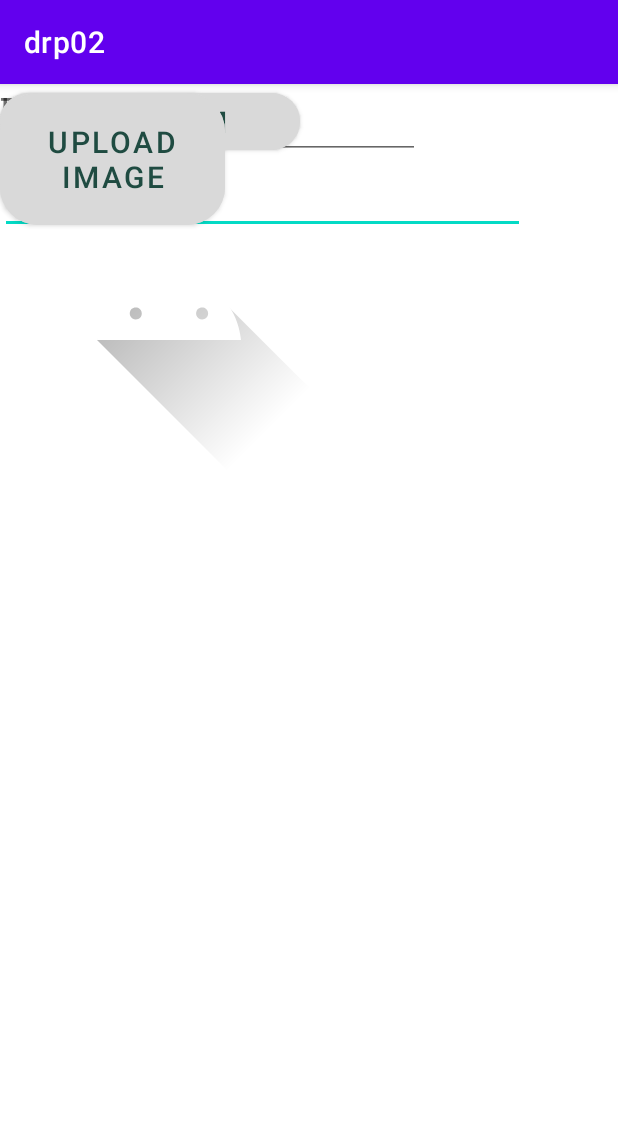
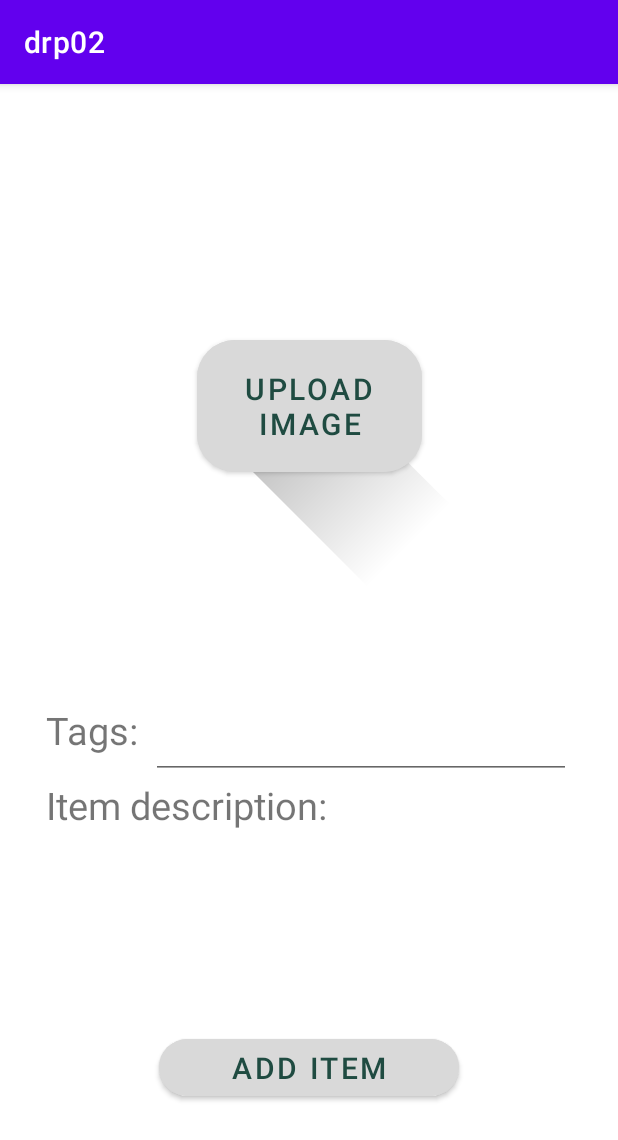
Before and after one commit to Alex-Popa-Florea/drp_frontend, an Android app: the fragment AddItem shown on its own in the app's theme, on a phone screen of 412 x 824 dp. Shown: the top 1140 px of the screen. Run offline under Robolectric (Android 15) with nearby library versions, the phone set to English and light mode, and no system bars.

Commit message:
feat: camera photo upload implemented in add wardrobe item page

```diff
--- a/app/build.gradle
+++ b/app/build.gradle
@@ -43,7 +43,7 @@ dependencies {
     //noinspection GradleCompatible,GradleCompatible
     implementation "androidx.recyclerview:recyclerview:1.2.1"
     implementation 'com.squareup.picasso:picasso:2.71828'
-
+    implementation 'com.google.code.gson:gson:2.9.0'
 
     testImplementation 'junit:junit:4.13.2'
     androidTestImplementation 'androidx.test.ext:junit:1.1.3'
--- a/app/src/main/AndroidManifest.xml
+++ b/app/src/main/AndroidManifest.xml
@@ -2,6 +2,12 @@
 <manifest xmlns:android="http://schemas.android.com/apk/res/android"
     package="ic.ac.drp02">
     <uses-permission android:name="android.permission.INTERNET" />
+    <uses-feature android:name="android.hardware.camera"
+        android:required="true" />
+    <uses-permission android:name="android.permission.READ_EXTERNAL_STORAGE" />
+    <uses-permission android:name="android.permission.WRITE_EXTERNAL_STORAGE" />
+
+
     <application
         android:allowBackup="true"
         android:icon="@mipmap/ic_launcher"
--- a/app/src/main/java/ic/ac/drp02/FirstFragment.java
+++ b/app/src/main/java/ic/ac/drp02/FirstFragment.java
@@ -64,7 +64,6 @@ public class FirstFragment extends Fragment {
         WardrobeItem item1 = new WardrobeItem("https://lp.stories.com/app005prod?set=source[/39/bf/39bf9cb4d4f277a63570377db257604d8ecb0950.jpg],origin[dam],type[DESCRIPTIVESTILLLIFE],device[hdpi],quality[80],ImageVersion[1]&call=url[file:/product/main]", "Blue jumper", Arrays.asList("woolen", "blue"));
         WardrobeItem item2 = new WardrobeItem("https://lp2.hm.com/hmgoepprod?set=quality%5B79%5D%2Csource%5B%2Fba%2F9d%2Fba9d9c48e4847ae9e18b3ed23d10878f6c758e38.jpg%5D%2Corigin%5Bdam%5D%2Ccategory%5B%5D%2Ctype%5BDESCRIPTIVESTILLLIFE%5D%2Cres%5Bm%5D%2Chmver%5B2%5D&call=url[file:/product/main]", "Blue jeans", Arrays.asList("jeans", "lightwash"));
         WardrobeItem item3 = new WardrobeItem("https://lp2.hm.com/hmgoepprod?set=quality%5B79%5D%2Csource%5B%2Fba%2F9d%2Fba9d9c48e4847ae9e18b3ed23d10878f6c758e38.jpg%5D%2Corigin%5Bdam%5D%2Ccategory%5B%5D%2Ctype%5BDESCRIPTIVESTILLLIFE%5D%2Cres%5Bm%5D%2Chmver%5B2%5D&call=url[file:/product/main]", "Blue jeans", Arrays.asList("jeans", "lightwash"));
-
         ArrayList<WardrobeItem> wardrobeItems = new ArrayList<>(Arrays.asList(item1, item2, item3));
         GridRecyclerAdapter customAdapter = new GridRecyclerAdapter(getActivity().getApplicationContext(), wardrobeItems, this);
         recyclerView.setAdapter(customAdapter); // set the Adapter to RecyclerView
@@ -80,7 +79,7 @@ public class FirstFragment extends Fragment {
             @Override
             public void onClick(View view) {
                 NavHostFragment.findNavController(FirstFragment.this)
-                        .navigate(R.id.action_FirstFragment_to_SecondFragment);
+                        .navigate(R.id.action_FirstFragment_to_addItem);
             }
         });
 
--- a/app/src/main/res/layout/add_item.xml
+++ b/app/src/main/res/layout/add_item.xml
@@ -6,65 +6,88 @@
     android:layout_height="match_parent">
 
     <EditText
-        android:id="@+id/editTextTextPersonName"
+        android:id="@+id/itemToAddDescription"
         android:layout_width="350dp"
         android:layout_height="100dp"
+        android:layout_marginEnd="31dp"
+        android:layout_marginBottom="17dp"
         android:ems="10"
         android:inputType="textPersonName"
         android:textAlignment="textStart"
         android:textSize="10sp"
-        tools:layout_editor_absoluteX="30dp"
-        tools:layout_editor_absoluteY="477dp" />
+        app:layout_constraintBottom_toTopOf="@+id/additem"
+        app:layout_constraintEnd_toEndOf="parent"
+        app:layout_constraintTop_toBottomOf="@+id/textView8" />
 
     <EditText
-        android:id="@+id/editTextTextPersonName2"
+        android:id="@+id/tagsToAdd"
         android:layout_width="280dp"
         android:layout_height="50dp"
+        android:layout_marginTop="36dp"
+        android:layout_marginEnd="31dp"
         android:ems="10"
         android:inputType="textPersonName"
         android:textAlignment="textStart"
         android:textSize="10sp"
-        tools:layout_editor_absoluteX="100dp"
-        tools:layout_editor_absoluteY="377dp" />
+        app:layout_constraintEnd_toEndOf="parent"
+        app:layout_constraintTop_toBottomOf="@+id/imageView2" />
 
     <TextView
         android:id="@+id/textView8"
         android:layout_width="350dp"
         android:layout_height="50dp"
+        android:layout_marginStart="30dp"
+        android:layout_marginEnd="31dp"
         android:text="Item description:"
         android:textSize="25dp"
-        tools:layout_editor_absoluteX="30dp"
-        tools:layout_editor_absoluteY="427dp" />
+        app:layout_constraintBottom_toTopOf="@+id/itemToAddDescription"
+        app:layout_constraintEnd_toEndOf="parent"
+        app:layout_constraintStart_toStartOf="parent"
+        app:layout_constraintTop_toBottomOf="@+id/editTextTextPersonName2" />
 
     <Button
         android:id="@+id/additem"
         android:layout_width="200dp"
         android:layout_height="50dp"
+        android:layout_marginStart="106dp"
+        android:layout_marginTop="117dp"
+        android:layout_marginEnd="106dp"
+        android:layout_marginBottom="87dp"
         android:backgroundTint="#D9D9D9"
         android:text="Add item"
         android:textColor="#1F4B41"
         android:textColorLink="#D9D9D9"
         android:textSize="20sp"
         app:cornerRadius="25dp"
-        tools:layout_editor_absoluteX="105dp"
-        tools:layout_editor_absoluteY="594dp" />
+        app:layout_constraintBottom_toBottomOf="parent"
+        app:layout_constraintEnd_toEndOf="parent"
+        app:layout_constraintStart_toStartOf="parent"
+        app:layout_constraintTop_toBottomOf="@+id/textView8" />
 
     <TextView
         android:id="@+id/textView9"
         android:layout_width="350dp"
         android:layout_height="50dp"
+        android:layout_marginStart="30dp"
+        android:layout_marginTop="36dp"
+        android:layout_marginEnd="31dp"
         android:text="Tags:"
         android:textSize="25dp"
-        tools:layout_editor_absoluteX="30dp"
-        tools:layout_editor_absoluteY="377dp" />
+        app:layout_constraintBottom_toTopOf="@+id/textView8"
+        app:layout_constraintEnd_toEndOf="parent"
+        app:layout_constraintStart_toStartOf="parent"
+        app:layout_constraintTop_toBottomOf="@+id/imageView2" />
 
     <ImageView
         android:id="@+id/imageView2"
         android:layout_width="225dp"
         android:layout_height="300dp"
-        app:srcCompat="@drawable/ic_launcher_foreground"
-        tools:layout_editor_absoluteX="93dp"
-        tools:layout_editor_absoluteY="41dp" />
+        android:layout_marginTop="41dp"
+        app:layout_constraintBottom_toBottomOf="parent"
+        app:layout_constraintEnd_toEndOf="parent"
+        app:layout_constraintStart_toStartOf="parent"
+        app:layout_constraintTop_toBottomOf="@+id/itemToAddDescription"
+        app:srcCompat="@drawable/ic_launcher_foreground" />
 
     <Button
         android:id="@+id/uploadimage"
@@ -76,7 +99,10 @@
         android:textColorLink="#D9D9D9"
         android:textSize="20sp"
         app:cornerRadius="25dp"
-        tools:layout_editor_absoluteX="130dp"
-        tools:layout_editor_absoluteY="140dp" />
+        app:layout_constraintBottom_toBottomOf="parent"
+        app:layout_constraintEnd_toEndOf="parent"
+        app:layout_constraintStart_toStartOf="parent"
+        app:layout_constraintTop_toTopOf="parent"
+        app:layout_constraintVertical_bias="0.247" />
 
 </androidx.constraintlayout.widget.ConstraintLayout>
```
Also changed, not shown: app/src/main/java/ic/ac/drp02/AddItem.java (+28 -5 lines), app/src/main/res/navigation/nav_graph.xml (+7 -0 lines).
